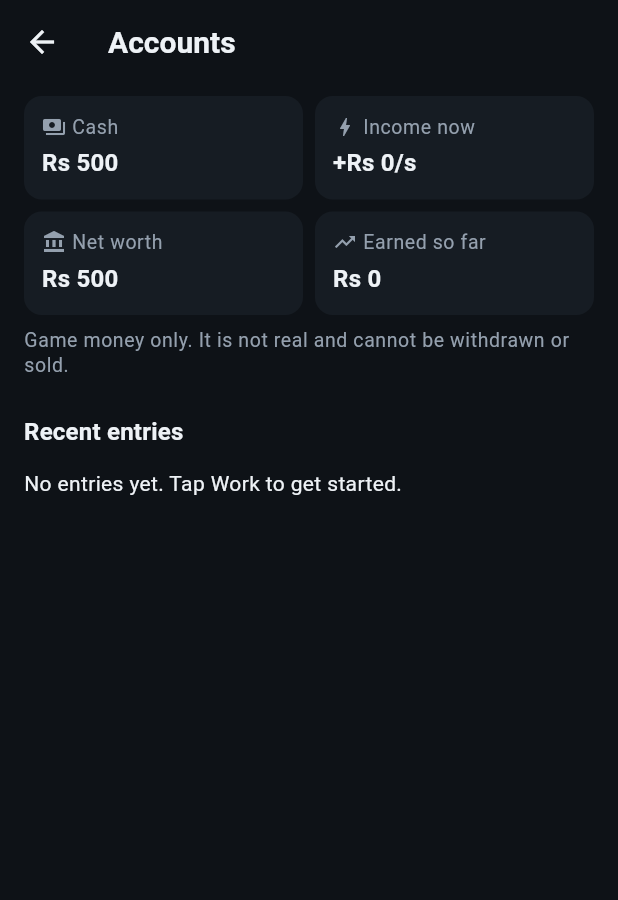
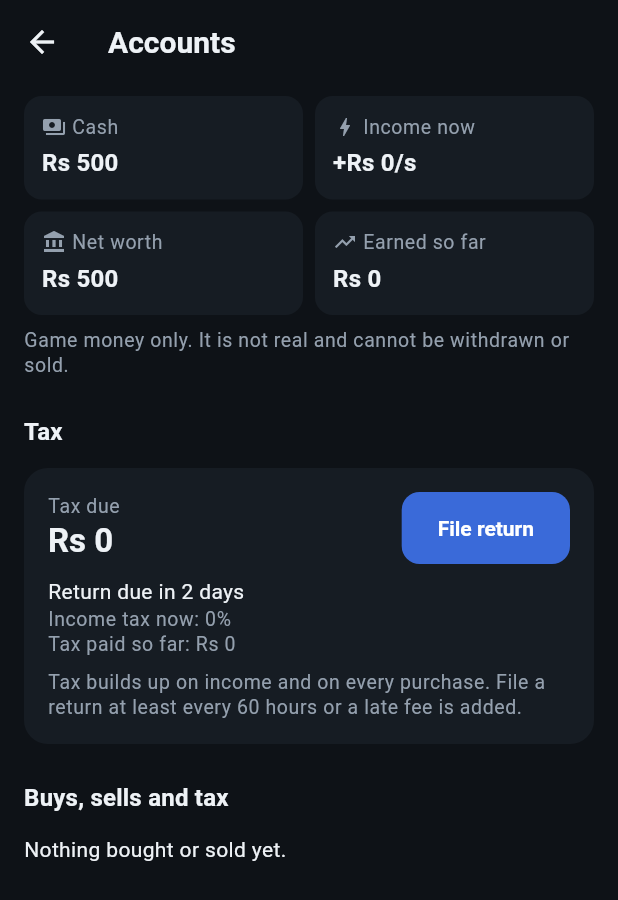
Before and after one commit to fahad2bhatti/desi-business-empire, a Flutter app: the WalletScreen screen opened directly, on a phone screen of 412 x 824 dp. Shown: the top 900 px of the screen. Run offline on Flutter 3.47's test engine with Material 3 defaults, Android fonts, the phone set to English and light mode, and no system bars; our stand-ins replace drift, drift_flutter, flutter_riverpod, go_router; accounts and stored records are empty; generated files the repository leaves out were written again.

Commit message:
Tax system, Accounts tab, photos on Empire, K/M/B/T money
Co-Authored-By: Claude Haiku 5.5 <noreply@anthropic.com>
Claude-Session: https://claude.ai/code/session_019ytPtR6HKukidwBNEwqcBQ

```diff
--- a/lib/core/strings.dart
+++ b/lib/core/strings.dart
@@ -209,7 +209,7 @@ abstract final class S {
   // ---------- more ----------
   static const moreTitle = 'More';
   static const accounts = 'Accounts';
-  static const accountsSubtitle = 'Cash and recent entries';
+  static const accountsSubtitle = 'Cash, tax and every buy and sell';
   static const empireName = 'Empire name';
   static const defaultName = 'My Empire';
   static const sound = 'Sound';
@@ -252,6 +252,9 @@ abstract final class S {
   static const entryBuyItem = 'Bought lifestyle item';
   static const entrySellItem = 'Sold lifestyle item';
   static const entryMoveHome = 'Moved home';
+  static const entryTax = 'Tax return';
+  static const transactions = 'Buys, sells and tax';
+  static const noTransactions = 'Nothing bought or sold yet.';
   static String ago(Duration d) {
     if (d.inMinutes < 1) {
       return 'just now';
@@ -259,8 +262,28 @@ abstract final class S {
     if (d.inHours < 1) {
       return '${d.inMinutes} min ago';
     }
-    return '${d.inHours} h ago';
+    if (d.inDays < 1) {
+      return '${d.inHours} h ago';
+    }
+    return d.inDays == 1 ? '1 day ago' : '${d.inDays} days ago';
   }
+
+  // ---------- tax ----------
+  static const tax = 'Tax';
+  static const taxDue = 'Tax due';
+  static const taxPaid = 'Tax paid so far';
+  static String taxIncomeRate(int percent) => 'Income tax now: $percent%';
+  static String taxDueIn(String wait) => 'Return due in $wait';
+  static String taxOverdue(int missed, int penalty) =>
+      'Overdue · $missed missed · +$penalty% late fee each time';
+  static String taxExplain(int hours) =>
+      'Tax builds up on income and on every purchase. File a return at least every $hours hours or a late fee is added.';
+  static const fileReturn = 'File return';
+  static String taxFiled(String amount) => 'Return filed. Paid $amount.';
+  static const taxReminderTitle = 'Tax return due';
+  static String taxReminder(String due, String wait) =>
+      '$due due · file within $wait';
+  static String taxReminderOverdue(String due) => '$due due · overdue, late fees are adding up';
 
   // ---------- goals ----------
   static String goalTaps(int n) => 'Tap Work $n times';
--- a/lib/domain/economy/command_result.dart
+++ b/lib/domain/economy/command_result.dart
@@ -12,6 +12,7 @@ enum LedgerType {
   buyItem,
   sellItem,
   moveHome,
+  tax,
 }
 
 /// One money movement. The repository stores these with the new state in
--- a/lib/domain/economy/config_validator.dart
+++ b/lib/domain/economy/config_validator.dart
@@ -81,6 +81,16 @@ List<String> validateConfig(EconomyConfig c) {
     check(i.kind == 'vehicle' || i.kind == 'luxury', '$where: kind must be vehicle or luxury');
     check(const {'road', 'bike', 'heli', 'plane', 'luxury', 'watches', 'jewellery', 'art', 'yachts'}.contains(i.group), '$where: unknown group ${i.group}');
   }
+  check(c.tax.periodHours > 0, 'tax: periodHours must be > 0');
+  check(c.tax.latePenaltyPercent >= 0, 'tax: latePenaltyPercent must be >= 0');
+  for (final (name, slabs) in [('incomePerSecond', c.tax.incomeSlabs), ('purchase', c.tax.purchaseSlabs)]) {
+    for (final (i, s) in slabs.indexed) {
+      check(s.percent >= 0 && s.percent <= 100, 'tax $name: percent must be 0..100');
+      if (i > 0) {
+        check(s.fromPaisa > slabs[i - 1].fromPaisa, 'tax $name: slabs must ascend');
+      }
+    }
+  }
   check(c.homes.isNotEmpty, 'no homes');
   for (final (i, h) in c.homes.indexed) {
     final where = 'home ${h.id}';
--- a/lib/domain/economy/economy_config.dart
+++ b/lib/domain/economy/economy_config.dart
@@ -134,6 +134,69 @@ class GoalDef {
   final String? businessId;
 }
 
+/// One tax band: [percent] applies from [fromPaisa] upwards.
+class TaxSlab {
+  const TaxSlab({required this.fromPaisa, required this.percent});
+
+  final int fromPaisa;
+  final int percent;
+}
+
+/// Income tax and purchase tax. Tax builds up as "due" and is paid by
+/// filing a return; a return is due every [periodHours]. Each deadline
+/// missed adds [latePenaltyPercent] of what is due.
+class TaxConfig {
+  const TaxConfig({
+    required this.periodHours,
+    required this.latePenaltyPercent,
+    required this.incomeSlabs,
+    required this.purchaseSlabs,
+  });
+
+  /// No tax at all (configs without a `tax` block).
+  static const none = TaxConfig(
+    periodHours: 60,
+    latePenaltyPercent: 0,
+    incomeSlabs: [],
+    purchaseSlabs: [],
+  );
+
+  final int periodHours;
+  final int latePenaltyPercent;
+
+  /// By income per second, ascending.
+  final List<TaxSlab> incomeSlabs;
+
+  /// By the price paid, ascending.
+  final List<TaxSlab> purchaseSlabs;
+
+  Duration get period => Duration(hours: periodHours);
+
+  /// The percent of the highest slab that [amountPaisa] reaches.
+  static int percentFor(List<TaxSlab> slabs, int amountPaisa) {
+    var percent = 0;
+    for (final s in slabs) {
+      if (amountPaisa >= s.fromPaisa) {
+        percent = s.percent;
+      }
+    }
+    return percent;
+  }
+
+  static TaxConfig fromJson(Map<String, Object?> j) {
+    List<TaxSlab> slabs(Object? v) => [
+      for (final s in ((v ?? const []) as List).cast<Map<String, Object?>>())
+        TaxSlab(fromPaisa: rupees(_int(s['from'])), percent: _int(s['percent'])),
+    ];
+    return TaxConfig(
+      periodHours: _int(j['periodHours']),
+      latePenaltyPercent: _int(j['latePenaltyPercent'] ?? 0),
+      incomeSlabs: slabs(j['incomePerSecond']),
+      purchaseSlabs: slabs(j['purchase']),
+    );
+  }
+}
+
 class EconomyConfig {
   const EconomyConfig({
     required this.version,
@@ -154,6 +217,7 @@ class EconomyConfig {
     required this.lifestyle,
     required this.lifestyleSellRefund,
     this.homes = const [],
+    this.tax = TaxConfig.none,
   });
 
   final int version;
@@ -194,6 +258,8 @@ class EconomyConfig {
 
   /// Cheapest first; index 0 is where every player starts.
   final List<HomeDef> homes;
+
+  final TaxConfig tax;
 
   BusinessDef? business(String id) {
     for (final b in businesses) {
@@ -298,6 +364,9 @@ class EconomyConfig {
         for (final g in ((j['goals'] ?? const []) as List).cast<Map<String, Object?>>())
           _goal(g),
       ],
+      tax: j['tax'] == null
+          ? TaxConfig.none
+          : TaxConfig.fromJson(j['tax']! as Map<String, Object?>),
     );
   }
 
--- a/lib/domain/economy/game_engine.dart
+++ b/lib/domain/economy/game_engine.dart
@@ -109,9 +109,46 @@ class GameEngine {
     return total;
   }
 
-  /// Cash plus what everything owned would sell for.
+  // ---------- tax ----------
+
+  /// Income tax rate now, from the income per second.
+  int incomeTaxPercent(GameState s) =>
+      TaxConfig.percentFor(config.tax.incomeSlabs, incomePerSec(s));
+
+  int purchaseTaxPercent(int pricePaisa) =>
+      TaxConfig.percentFor(config.tax.purchaseSlabs, pricePaisa);
+
+  /// Tax added to what is due when something costing [pricePaisa] is bought.
+  int purchaseTax(int pricePaisa) =>
+      pricePaisa * purchaseTaxPercent(pricePaisa) ~/ 100;
+
+  DateTime taxPeriodStart(GameState s) => s.taxPeriodStart ?? s.lastSettledAt;
+
+  /// When the next return must be filed.
+  DateTime taxDeadline(GameState s) =>
+      taxPeriodStart(s).add(config.tax.period);
+
+  /// Pays everything due and starts a new tax period.
+  CommandResult fileTaxReturn(GameState s, DateTime now) {
+    final due = s.taxDuePaisa;
+    if (due > s.cashPaisa) {
+      return _noFunds(due, s);
+    }
+    return _ok(
+      s.copyWith(
+        cashPaisa: s.cashPaisa - due,
+        taxDuePaisa: 0,
+        taxPaidPaisa: s.taxPaidPaisa + due,
+        taxPeriodStart: now,
+        taxMissed: 0,
+      ),
+      [if (due > 0) _entry(LedgerType.tax, -due, 'return', now)],
+    );
+  }
+
+  /// Cash plus what everything owned would sell for, minus tax due.
   int netWorth(GameState s) {
-    var worth = s.cashPaisa;
+    var worth = s.cashPaisa - s.taxDuePaisa;
     for (final id in s.businesses.keys) {
       worth += businessSellValue(s, id);
     }
@@ -156,6 +193,7 @@ class GameEngine {
     return _ok(
       s.copyWith(
         cashPaisa: s.cashPaisa - cost,
+        taxDuePaisa: s.taxDuePaisa + purchaseTax(cost),
         businesses: {...s.businesses, id: 1},
         invested: {...s.invested, id: cost},
       ),
@@ -202,6 +240,7 @@ class GameEngine {
     return _ok(
       s.copyWith(
         cashPaisa: cash,
+        taxDuePaisa: s.taxDuePaisa + purchaseTax(spent),
         businesses: {...s.businesses, id: level},
         invested: {...s.invested, id: (s.invested[id] ?? 0) + spent},
       ),
@@ -243,6 +282,7 @@ class GameEngine {
     return _ok(
       s.copyWith(
         cashPaisa: s.cashPaisa - cost,
+        taxDuePaisa: s.taxDuePaisa + purchaseTax(cost),
         properties: {...s.properties, id: n + 1},
       ),
       [_entry(LedgerType.buyProperty, -cost, '$id #${n + 1}', now)],
@@ -284,6 +324,7 @@ class GameEngine {
     return _ok(
       s.copyWith(
         cashPaisa: s.cashPaisa - item.pricePaisa,
+        taxDuePaisa: s.taxDuePaisa + purchaseTax(item.pricePaisa),
         lifestyle: {...s.lifestyle, id},
       ),
       [_entry(LedgerType.buyItem, -item.pricePaisa, id, now)],
@@ -320,6 +361,7 @@ class GameEngine {
     return _ok(
       s.copyWith(
         cashPaisa: s.cashPaisa - next.pricePaisa,
+        taxDuePaisa: s.taxDuePaisa + purchaseTax(next.pricePaisa),
         homeLevel: s.homeLevel + 1,
       ),
       [_entry(LedgerType.moveHome, -next.pricePaisa, next.id, now)],
--- a/lib/domain/economy/game_state.dart
+++ b/lib/domain/economy/game_state.dart
@@ -14,12 +14,17 @@ class GameState {
     this.claimedGoals = const {},
     this.lifestyle = const {},
     this.homeLevel = 0,
+    this.taxDuePaisa = 0,
+    this.taxPaidPaisa = 0,
+    this.taxPeriodStart,
+    this.taxMissed = 0,
   });
 
   factory GameState.newGame(EconomyConfig config, DateTime now) => GameState(
     revision: 0,
     cashPaisa: config.startCashPaisa,
     lastSettledAt: now,
+    taxPeriodStart: now,
   );
 
   /// Increases by one with every successful command or settlement.
@@ -53,6 +58,19 @@ class GameState {
   /// Index into the config's homes: where the player lives now.
   final int homeLevel;
 
+  /// Tax built up since the last return, not paid yet.
+  final int taxDuePaisa;
+
+  /// Lifetime tax paid.
+  final int taxPaidPaisa;
+
+  /// When the current tax period began (the last return, or the start).
+  /// Null in saves from before tax; treat as [lastSettledAt].
+  final DateTime? taxPeriodStart;
+
+  /// Return deadlines missed since the last return.
+  final int taxMissed;
+
   int level(String businessId) => businesses[businessId] ?? 0;
   int owned(String propertyId) => properties[propertyId] ?? 0;
 
@@ -68,6 +86,10 @@ class GameState {
     Set<String>? claimedGoals,
     Set<String>? lifestyle,
     int? homeLevel,
+    int? taxDuePaisa,
+    int? taxPaidPaisa,
+    DateTime? taxPeriodStart,
+    int? taxMissed,
   }) => GameState(
     revision: revision ?? this.revision,
     cashPaisa: cashPaisa ?? this.cashPaisa,
@@ -80,5 +102,9 @@ class GameState {
     claimedGoals: claimedGoals ?? this.claimedGoals,
     lifestyle: lifestyle ?? this.lifestyle,
     homeLevel: homeLevel ?? this.homeLevel,
+    taxDuePaisa: taxDuePaisa ?? this.taxDuePaisa,
+    taxPaidPaisa: taxPaidPaisa ?? this.taxPaidPaisa,
+    taxPeriodStart: taxPeriodStart ?? this.taxPeriodStart,
+    taxMissed: taxMissed ?? this.taxMissed,
   );
 }
--- a/lib/domain/economy/settlement.dart
+++ b/lib/domain/economy/settlement.dart
@@ -59,12 +59,28 @@ extension Settle on GameEngine {
         : math.min(seconds, config.offlineCapMinutes * 60);
     final earned = incomePerSec(s) * credited;
     final end = s.lastSettledAt.add(Duration(seconds: seconds));
+
+    // Income tax builds up with income; each missed return deadline adds
+    // the late penalty and moves the deadline one period on.
+    var due = s.taxDuePaisa + earned * incomeTaxPercent(s) ~/ 100;
+    var periodStart = taxPeriodStart(s);
+    var missed = s.taxMissed;
+    final period = config.tax.period;
+    for (var i = 0; i < 100 && !end.isBefore(periodStart.add(period)); i++) {
+      due += due * config.tax.latePenaltyPercent ~/ 100;
+      periodStart = periodStart.add(period);
+      missed++;
+    }
+
     return Settlement(
       state: s.copyWith(
         revision: s.revision + 1,
         cashPaisa: s.cashPaisa + earned,
         totalEarnedPaisa: s.totalEarnedPaisa + earned,
         lastSettledAt: end,
+        taxDuePaisa: due,
+        taxPeriodStart: periodStart,
+        taxMissed: missed,
       ),
       entries: [
         if (earned > 0)
--- a/lib/features/empire/empire_screen.dart
+++ b/lib/features/empire/empire_screen.dart
@@ -216,6 +216,13 @@ class _Overview extends StatelessWidget {
         S.rowVehicles(ownedVehicles.length, vehicles.length),
         '/property?tab=vehicles',
       ),
+      (
+        Icons.receipt_long,
+        '',
+        S.tax,
+        '${S.taxDue}: ${formatShort(s.taxDuePaisa)}',
+        '/more/wallet',
+      ),
       if (home != null)
         (
           iconFor(home.id),
--- a/lib/features/more/wallet_screen.dart
+++ b/lib/features/more/wallet_screen.dart
@@ -7,13 +7,19 @@ import '../../core/money.dart';
 import '../../core/strings.dart';
 import '../../data/local/app_database.dart';
 import '../../domain/economy/command_result.dart';
+import '../../domain/economy/economy_config.dart';
+import '../../domain/economy/game_engine.dart';
+import '../../domain/economy/game_state.dart';
+import '../common/run_command.dart';
 import '../common/widgets.dart';
 
-final recentLedgerProvider = FutureProvider.autoDispose<List<LedgerRow>>((ref) {
+/// Buys, sells, rewards and tax. Refreshes when something is bought or sold
+/// (cash moves by a command), not on every income tick.
+final transactionsProvider = FutureProvider.autoDispose<List<LedgerRow>>((ref) {
   ref.watch(
     gameControllerProvider.select((a) => (a.value?.state.revision ?? 0) ~/ 5),
   );
-  return ref.read(saveRepositoryProvider).recentLedger(limit: 60);
+  return ref.read(saveRepositoryProvider).transactions();
 });
 
 String _typeLabel(String type) => switch (LedgerType.values.asNameMap()[type]) {
@@ -28,8 +34,31 @@ String _typeLabel(String type) => switch (LedgerType.values.asNameMap()[type]) {
   LedgerType.buyItem => S.entryBuyItem,
   LedgerType.sellItem => S.entrySellItem,
   LedgerType.moveHome => S.entryMoveHome,
+  LedgerType.tax => S.entryTax,
   null => type,
 };
+
+/// `samosa L3` -> `Samosa Thela L3`, `plot #2` -> `Small Plot #2`.
+String _reasonLabel(EconomyConfig c, String reason) {
+  final space = reason.indexOf(' ');
+  final id = space < 0 ? reason : reason.substring(0, space);
+  final rest = space < 0 ? '' : reason.substring(space);
+  final name =
+      c.business(id)?.name ??
+      c.property(id)?.name ??
+      c.item(id)?.name ??
+      _homeName(c, id);
+  return name == null ? reason : '$name$rest';
+}
+
+String? _homeName(EconomyConfig c, String id) {
+  for (final h in c.homes) {
+    if (h.id == id) {
+      return h.name;
+    }
+  }
+  return null;
+}
 
 class WalletScreen extends ConsumerWidget {
   const WalletScreen({super.key});
@@ -38,7 +67,7 @@ class WalletScreen extends ConsumerWidget {
   Widget build(BuildContext context, WidgetRef ref) {
     final session = ref.watch(gameControllerProvider).requireValue;
     final engine = ref.read(gameControllerProvider.notifier).engine;
-    final ledger = ref.watch(recentLedgerProvider).value ?? const <LedgerRow>[];
+    final ledger = ref.watch(transactionsProvider).value ?? const <LedgerRow>[];
     final now = ref.read(clockProvider).nowUtc();
     final s = session.state;
     final p = context.palette;
@@ -100,9 +129,12 @@ class WalletScreen extends ConsumerWidget {
           const SizedBox(height: AppSpacing.s8),
           Text(S.notRealMoney, style: muted),
           const SizedBox(height: AppSpacing.s24),
-          const SectionTitle(S.recentEntries),
+          const SectionTitle(S.tax),
+          _TaxCard(engine: engine, state: s, now: now, blocked: session.saveFailed),
+          const SizedBox(height: AppSpacing.s24),
+          const SectionTitle(S.transactions),
           if (ledger.isEmpty)
-            Text(S.noEntries, style: context.text.bodyMedium)
+            Text(S.noTransactions, style: context.text.bodyMedium)
           else
             Card(
               clipBehavior: Clip.antiAlias,
@@ -114,7 +146,7 @@ class WalletScreen extends ConsumerWidget {
                       dense: true,
                       title: Text(_typeLabel(r.type)),
                       subtitle: Text(
-                        '${r.reason} · ${S.ago(now.difference(r.at.toUtc()))}',
+                        '${_reasonLabel(engine.config, r.reason)} · ${S.ago(now.difference(r.at.toUtc()))}',
                         style: muted,
                       ),
                       trailing: Text(
@@ -135,3 +167,85 @@ class WalletScreen extends ConsumerWidget {
     );
   }
 }
+
+/// What is due, when the next return is due, and the button to file it.
+class _TaxCard extends ConsumerWidget {
+  const _TaxCard({
+    required this.engine,
+    required this.state,
+    required this.now,
+    required this.blocked,
+  });
+
+  final GameEngine engine;
+  final GameState state;
+  final DateTime now;
+  final bool blocked;
+
+  @override
+  Widget build(BuildContext context, WidgetRef ref) {
+    final p = context.palette;
+    final tax = engine.config.tax;
+    final s = state;
+    final muted = context.text.bodySmall?.copyWith(color: p.inkMuted);
+    final left = engine.taxDeadline(s).difference(now).inSeconds;
+    final overdue = s.taxMissed > 0;
+    final canPay = !blocked && s.taxDuePaisa <= s.cashPaisa;
+    final due = formatShort(s.taxDuePaisa);
+    return Card(
+      child: Padding(
+        padding: const EdgeInsets.all(AppSpacing.s16),
+        child: Column(
+          crossAxisAlignment: CrossAxisAlignment.start,
+          children: [
+            Row(
+              children: [
+                Expanded(
+                  child: Column(
+                    crossAxisAlignment: CrossAxisAlignment.start,
+                    children: [
+                      Text(S.taxDue, style: muted),
+                      Text(
+                        due,
+                        style: context.text.headlineSmall?.copyWith(
+                          color: overdue ? p.danger : p.ink,
+                        ).numbers,
+                      ),
+                    ],
+                  ),
+                ),
+                FilledButton(
+                  onPressed: canPay
+                      ? () => runCommand(
+                          context,
+                          ref,
+                          (st, t) => engine.fileTaxReturn(st, t),
+                          successText: S.taxFiled(due),
+                        )
+                      : null,
+                  child: const Text(S.fileReturn),
+                ),
+              ],
+            ),
+            const SizedBox(height: AppSpacing.s8),
+            Text(
+              overdue
+                  ? S.taxOverdue(s.taxMissed, tax.latePenaltyPercent)
+                  : S.taxDueIn(S.eta(left < 0 ? 0 : left)),
+              style: context.text.bodyMedium?.copyWith(
+                color: overdue ? p.danger : p.ink,
+              ),
+            ),
+            Text(S.taxIncomeRate(engine.incomeTaxPercent(s)), style: muted),
+            Text(
+              '${S.taxPaid}: ${formatShort(s.taxPaidPaisa)}',
+              style: muted?.numbers,
+            ),
+            const SizedBox(height: AppSpacing.s8),
+            Text(S.taxExplain(tax.periodHours), style: muted),
+          ],
+        ),
+      ),
+    );
+  }
+}
```
Also changed, not shown: assets/config/economy.json (+18 -0 lines), lib/data/local/game_state_codec.dart (+17 -1 lines), lib/data/local/save_repository.dart (+20 -3 lines), 3 other files.
